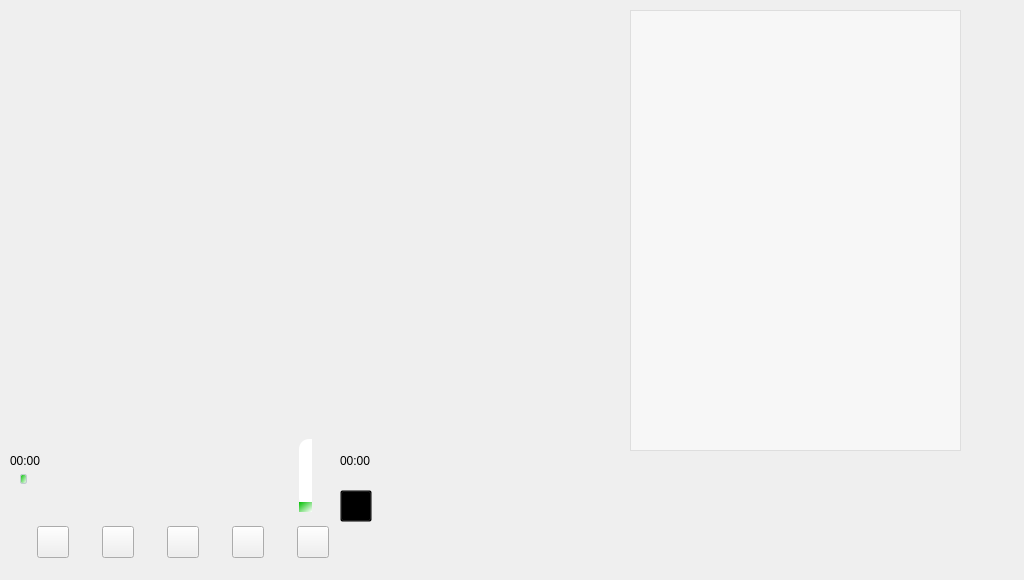
Above: project/MusicPlayer/widget.ui from chen-arrow/project2 before the change. Below: the same form after it.
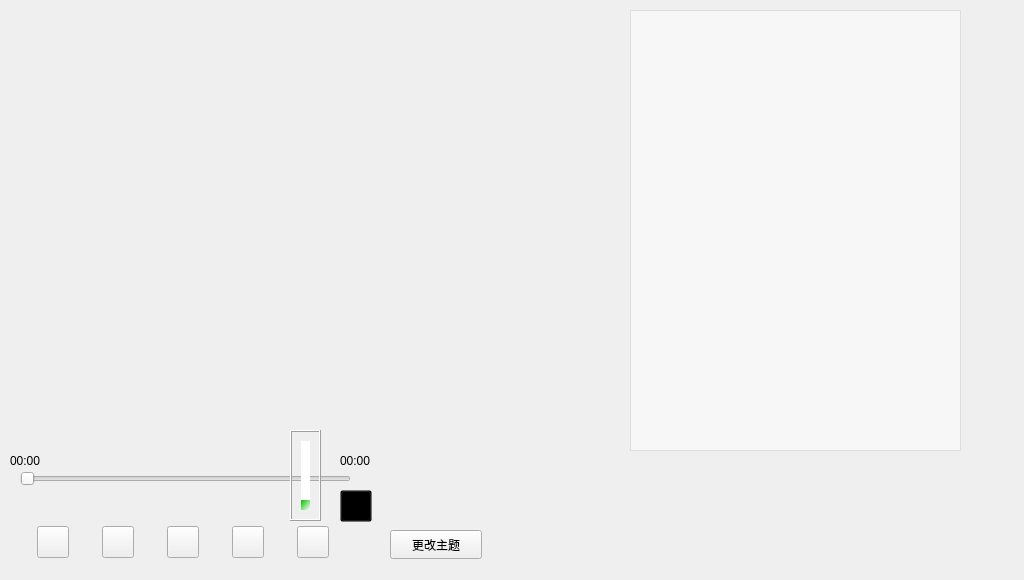
That is the form after the change. Icons and pictures are not drawn.

What changed in the file:
```diff
--- a/project/MusicPlayer/widget.ui
+++ b/project/MusicPlayer/widget.ui
@@ -188,53 +188,6 @@
      <height>18</height>
     </rect>
    </property>
-   <property name="styleSheet">
-    <string notr="true">QSlider::groove:horizontal {
-border: 0px solid #bbb;
-}
-
-/*1.滑动过的槽设计参数*/
-QSlider::sub-page:horizontal {
-background: qlineargradient(spread:pad, x1:0, y1:0, x2:1, y2:1, stop:0 rgba(16, 181, 140, 255), stop:1 rgba(255, 255, 255, 255));
-border-radius: 2px;
-margin-top:8px;
-margin-bottom:8px;
-}
-
-/*2.未滑动过的槽设计参数*/
-QSlider::add-page:horizontal {
-background: rgb(255,255, 255);
-border: 0px solid #777;
-border-radius: 2px;
-margin-top:9px;
-margin-bottom:9px;
-}
- 
-/*3.平时滑动的滑块设计参数*/
-QSlider::handle:horizontal {
-/*滑块颜色*/
-background:qlineargradient(spread:pad, x1:0, y1:0, x2:1, y2:1, stop:0 rgba(0, 191, 0, 255), stop:1 rgba(255, 255, 255, 255));
-/*滑块的宽度*/
-width: 5px;
-border: 1px solid rgb(193,204,208);
-border-radius: 2px; 
-
-margin-top:4px;
-
-margin-bottom:4px;
-}
-
-/*4.手动拉动时显示的滑块设计参数*/
-QSlider::handle:horizontal:hover {
-
-background: qlineargradient(spread:pad, x1:0, y1:0, x2:1, y2:1, stop:0 rgba(0, 191, 0, 255), stop:1 rgba(255, 255, 255, 255));
-width: 10px;
-border: 1px solid rgb(193,204,208);
-border-radius: 5px; 
-margin-top:2px;
-margin-bottom:2px;
-}</string>
-   </property>
    <property name="orientation">
     <enum>Qt::Horizontal</enum>
    </property>
@@ -296,7 +249,7 @@
     </rect>
    </property>
    <property name="frameShape">
-    <enum>QFrame::NoFrame</enum>
+    <enum>QFrame::Box</enum>
    </property>
    <property name="frameShadow">
     <enum>QFrame::Raised</enum>
@@ -394,17 +347,17 @@
     <bool>true</bool>
    </property>
   </widget>
-  <widget class="QWidget" name="widget_2" native="true">
+  <widget class="QPushButton" name="pushButton_Theme">
    <property name="geometry">
     <rect>
-     <x>0</x>
-     <y>0</y>
-     <width>1024</width>
-     <height>580</height>
+     <x>390</x>
+     <y>530</y>
+     <width>92</width>
+     <height>29</height>
     </rect>
    </property>
-   <property name="styleSheet">
-    <string notr="true"> border-image:url(:/picture/background1.png);</string>
+   <property name="text">
+    <string>更改主题</string>
    </property>
   </widget>
   <zorder>widget_2</zorder>
```
Left out of the diff: 7 changed lines with no effect on the pictures.
